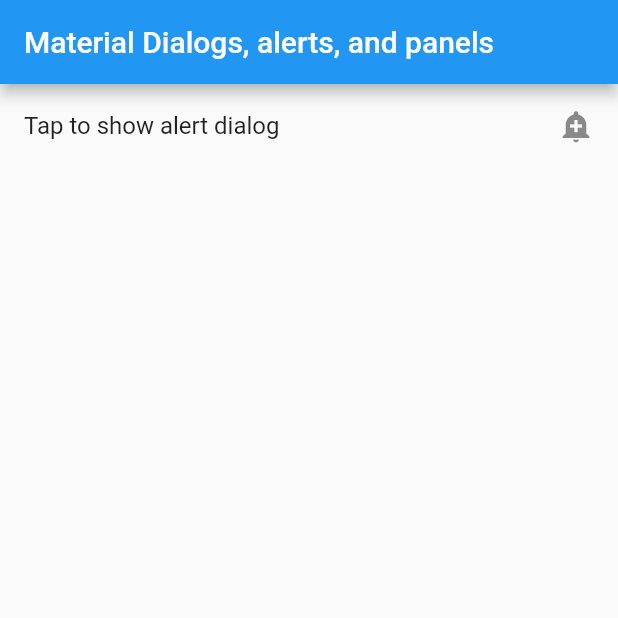
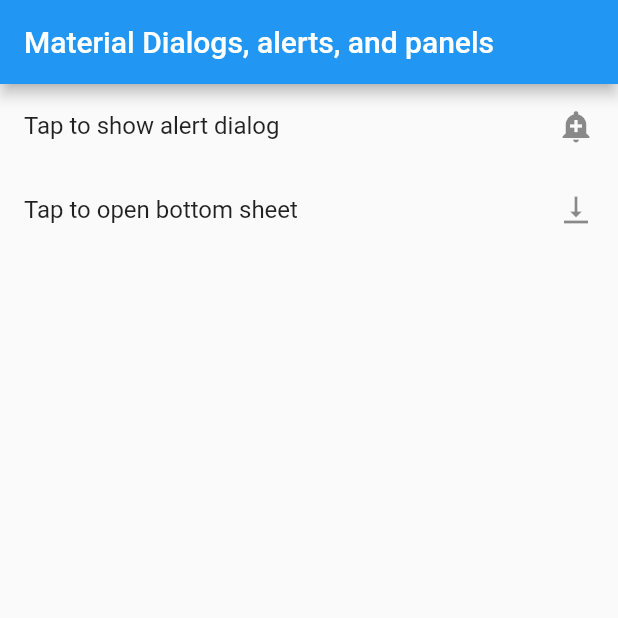
Before and after one commit to devmonkey-io/awesome_ui, a Flutter app: the screen it shows after launch, on a phone screen of 412 x 824 dp, the top half of it. Run offline on Flutter 3.47's test engine with Material 2 defaults, Android fonts, the phone set to English and light mode, and no system bars.

Commit message:
adding awesome bottom sheet

```diff
--- a/lib/screen/material_dialog.dart
+++ b/lib/screen/material_dialog.dart
@@ -1,9 +1,11 @@
 import 'package:awesome_ui/widget/awesome_alert_dialog.dart';
+import 'package:awesome_ui/widget/awesome_bottom_sheet.dart';
 import 'package:flutter/material.dart';
 
 class MaterialDialogScreen extends StatelessWidget {
   final List<Widget> _children = <Widget>[
     AwesomeAlertDialogWidget(),
+    AwesomeBottomSheetWidget(),
   ];
 
   @override
--- /dev/null
+++ b/lib/widget/awesome_bottom_sheet.dart
@@ -0,0 +1,14 @@
+import 'package:flutter/material.dart';
+
+class AwesomeBottomSheetWidget extends StatelessWidget {
+  @override
+  Widget build(BuildContext context) {
+    return ListTile(
+      title: Text('Tap to open bottom sheet'),
+      trailing: Icon(Icons.vertical_align_bottom),
+      onTap: _onTap,
+    );
+  }
+
+  void _onTap() {}
+}
```
